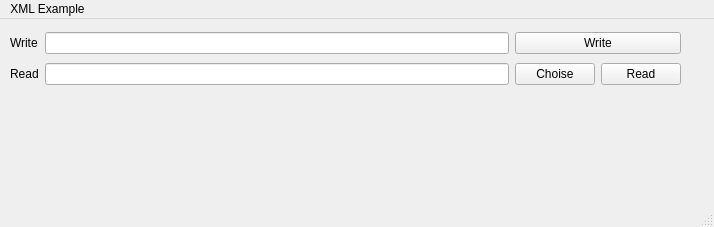
Before: the Qt Designer form examples/xml/qt_xml_gen/mainwindow.ui in grifill/workspace_QT5, drawn with Qt 5.
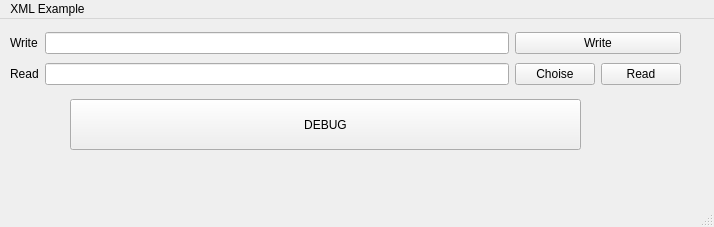
After: the same form once the commit is applied.

Patch:
```diff
--- a/examples/xml/qt_xml_gen/mainwindow.ui
+++ b/examples/xml/qt_xml_gen/mainwindow.ui
@@ -67,6 +67,19 @@
      </item>
     </layout>
    </widget>
+   <widget class="QPushButton" name="pushButton">
+    <property name="geometry">
+     <rect>
+      <x>70</x>
+      <y>80</y>
+      <width>511</width>
+      <height>51</height>
+     </rect>
+    </property>
+    <property name="text">
+     <string>DEBUG</string>
+    </property>
+   </widget>
   </widget>
   <widget class="QMenuBar" name="menubar">
    <property name="geometry">
```
